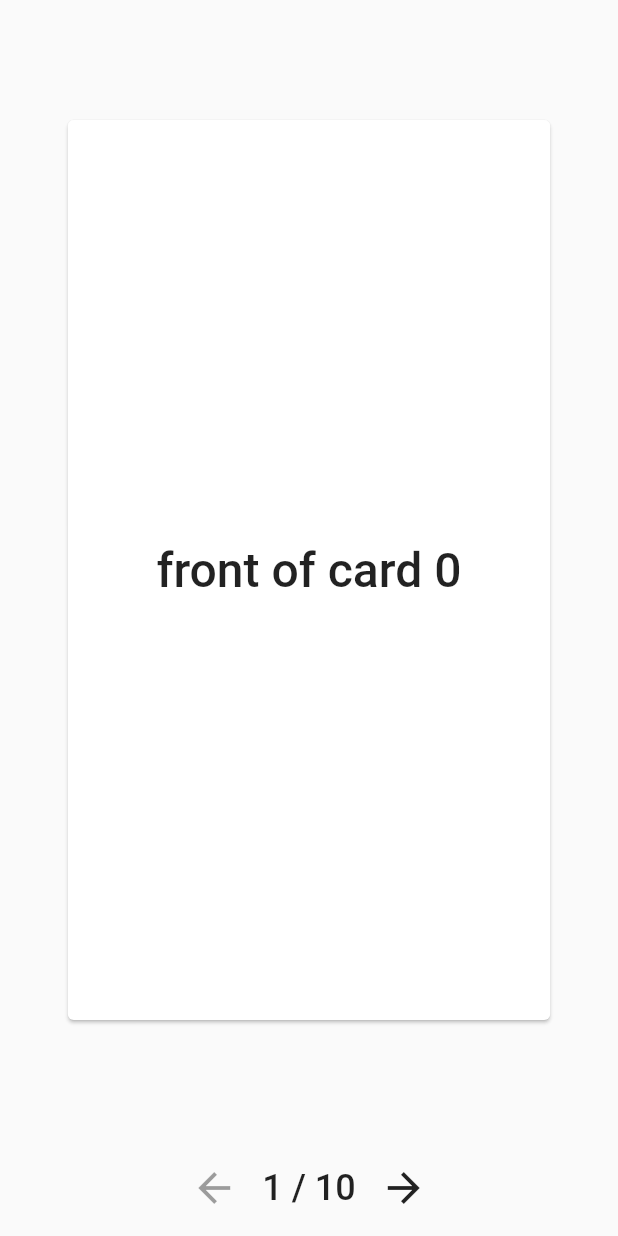
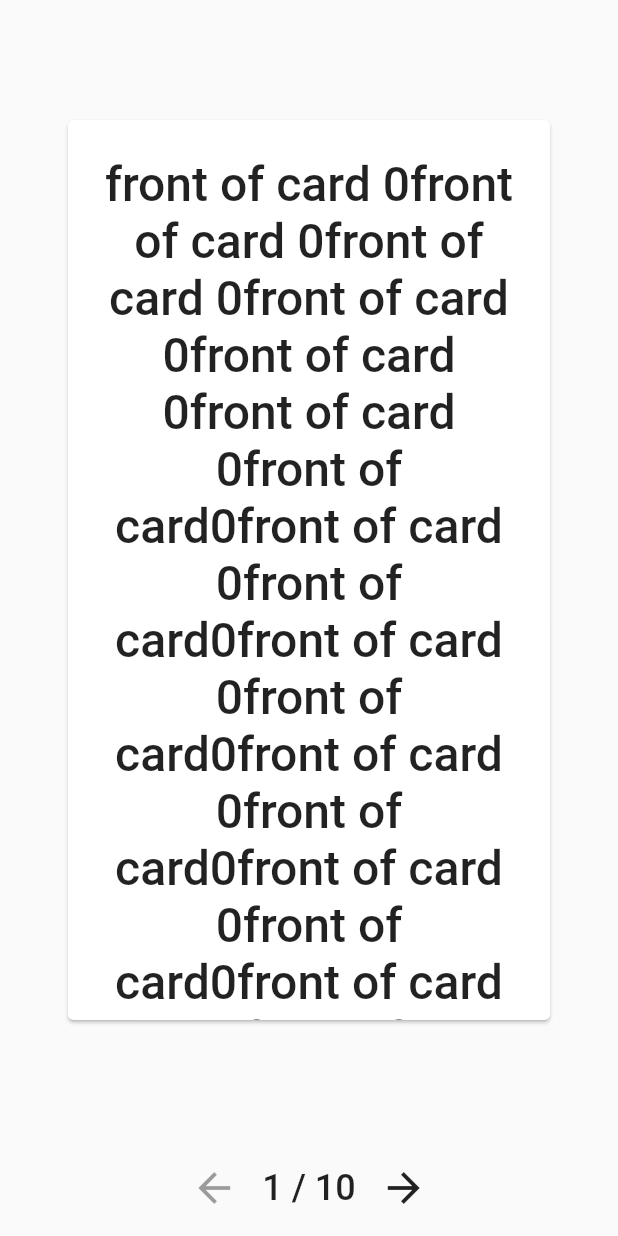
Before and after one commit to thmsdnnr/docent, a Flutter app: the screen it shows after launch, on a phone screen of 412 x 824 dp. Run offline on Flutter 3.47's test engine with Material 2 defaults, Android fonts, the phone set to English and light mode, and no system bars.

Commit message:
Scroll text if too long and pad in the card sides

```diff
--- a/lib/main.dart
+++ b/lib/main.dart
@@ -95,13 +95,18 @@ class FlashCard {
             mainAxisAlignment: MainAxisAlignment.center,
             crossAxisAlignment: CrossAxisAlignment.center,
             children: [
-              ListTile(
-                title: Text(
-                  sideToDisplay == FlashCardSide.front ? front : back,
-                  style: TextStyle(fontWeight: FontWeight.w500, fontSize: 32),
-                  textAlign: TextAlign.center,
-                ),
-              )
+              new Expanded(
+                  flex: 1,
+                  child: Center(
+                    child: SingleChildScrollView(
+                        padding: EdgeInsets.all(24.0),
+                        child: Text(
+                          sideToDisplay == FlashCardSide.front ? front : back,
+                          style: TextStyle(
+                              fontWeight: FontWeight.w500, fontSize: 32),
+                          textAlign: TextAlign.center,
+                        )),
+                  ))
             ],
           ),
         ),
@@ -138,7 +143,7 @@ class _MyHomePageState extends State<MyHomePage> {
 
   static String testDeck =
       """{"id":"the-deck-id","title":"atestdeck","tags":["some","deck","tags"],"cards":[
-    {"id":"uniq-id-0","title":"card 0","front":"front of card 0","back":"back of card 0","tags":["list","of","tags"],"decks":["a","list"]},
+    {"id":"uniq-id-0","title":"card 0","front":"front of card 0front of card 0front of card 0front of card 0front of card 0front of card 0front of card0front of card 0front of card0front of card 0front of card0front of card 0front of card0front of card 0front of card0front of card 0front of card0front of card 0front of card0front of card 0front of card0front of card 0front of card0front of card 0front of card 0front of card 0front of card 0front of card 0front of card 0front of card 0front of card 0front of card 0","back":"back of card 0","tags":["list","of","tags"],"decks":["a","list"]},
     {"id":"uniq-id-1","title":"card 1","front":"front of card 1","back":"back of card 1","tags":["list","of","tags"],"decks":["a","list"]},
     {"id":"uniq-id-2","title":"card 2","front":"front of card 2","back":"back of card 2","tags":["list","of","tags"],"decks":["a","list"]},
     {"id":"uniq-id-3","title":"card 3","front":"front of card 3","back":"back of card 3","tags":["list","of","tags"],"decks":["a","list"]},
```
